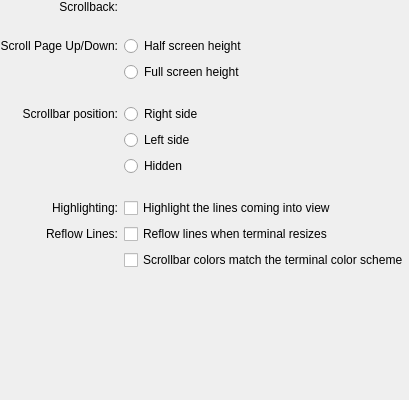
Above: src/widgets/EditProfileScrollingPage.ui from KDE/konsole before the change. Below: the same form after it.
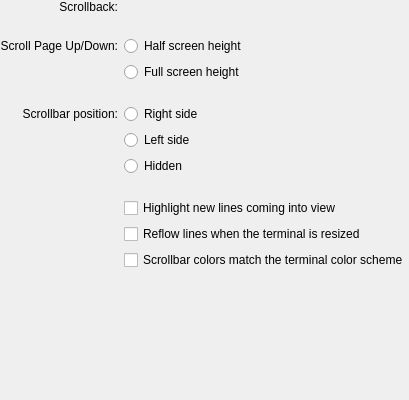
That is the form after the change. Custom widgets are drawn as their Qt base class.

Commit message:
Slightly tweak the scrolling page .ui
GIT_SILENT

```diff
--- a/src/widgets/EditProfileScrollingPage.ui
+++ b/src/widgets/EditProfileScrollingPage.ui
@@ -205,49 +205,17 @@
        </property>
       </spacer>
      </item>
-     <item row="9" column="0" alignment="Qt::AlignRight|Qt::AlignVCenter">
-      <widget class="QLabel" name="label">
-       <property name="sizePolicy">
-        <sizepolicy hsizetype="Fixed" vsizetype="Preferred">
-         <horstretch>0</horstretch>
-         <verstretch>0</verstretch>
-        </sizepolicy>
-       </property>
-       <property name="text">
-        <string>Highlighting:</string>
-       </property>
-       <property name="alignment">
-        <set>Qt::AlignRight|Qt::AlignTrailing|Qt::AlignVCenter</set>
-       </property>
-      </widget>
-     </item>
      <item row="9" column="1">
       <widget class="QCheckBox" name="highlightScrolledLinesButton">
        <property name="text">
-        <string>Highlight the lines coming into view</string>
-       </property>
-      </widget>
-     </item>
-     <item row="10" column="0" alignment="Qt::AlignRight|Qt::AlignVCenter">
-      <widget class="QLabel" name="labelReflowLines">
-       <property name="sizePolicy">
-        <sizepolicy hsizetype="Fixed" vsizetype="Preferred">
-         <horstretch>0</horstretch>
-         <verstretch>0</verstretch>
-        </sizepolicy>
-       </property>
-       <property name="text">
-        <string>Reflow Lines:</string>
-       </property>
-       <property name="alignment">
-        <set>Qt::AlignRight|Qt::AlignTrailing|Qt::AlignVCenter</set>
+        <string>Highlight new lines coming into view</string>
        </property>
       </widget>
      </item>
      <item row="10" column="1">
       <widget class="QCheckBox" name="reflowLinesButton">
        <property name="text">
-        <string>Reflow lines when terminal resizes</string>
+        <string>Reflow lines when the terminal is resized</string>
        </property>
       </widget>
      </item>
```
